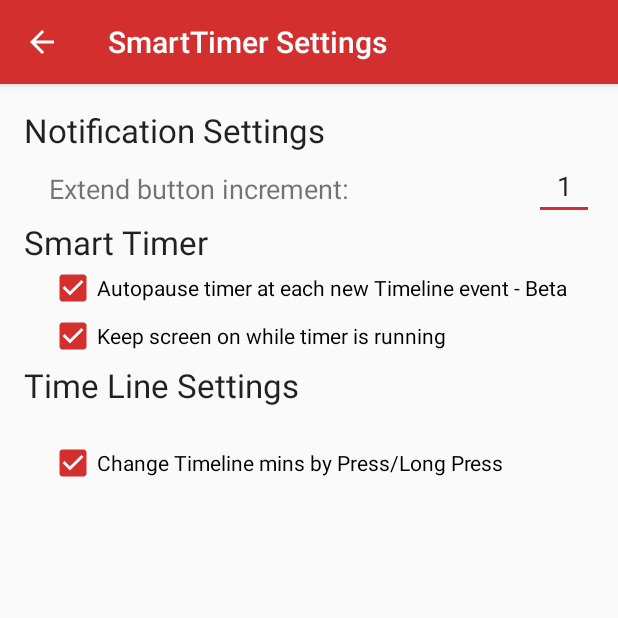
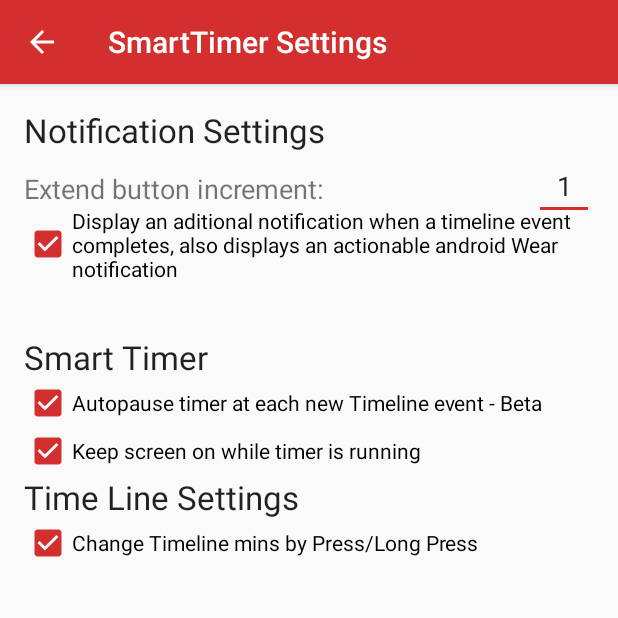
Before and after one commit to soulroyale/Bbq2016Ap, an Android app: the SmartTimer_Settings screen opened directly, with no data from a screen before it, on a phone screen of 412 x 824 dp, the top half of it. Run offline under Robolectric (Android 15) with nearby library versions, the phone set to English and light mode, and no system bars; our stand-ins replace AdMob.

Commit message:
- wear noti fix,

```diff
--- a/mobile/build.gradle
+++ b/mobile/build.gradle
@@ -5,7 +5,7 @@ android {
     buildToolsVersion "23.0.2"
     defaultConfig {
         applicationId "com.jalee.bbqbuddy"
-        minSdkVersion 17
+        minSdkVersion 20
         targetSdkVersion 23
         versionCode 54
         versionName "0.51"
--- a/mobile/src/main/java/com/jalee/bbqbuddy/SmartTimer_Settings.java
+++ b/mobile/src/main/java/com/jalee/bbqbuddy/SmartTimer_Settings.java
@@ -39,7 +39,7 @@ public class SmartTimer_Settings extends AppCompatActivity {
         }
         TextView txtNotiInt = (TextView) findViewById(R.id.txtNotiExtend);
         txtNotiInt.setText(String.valueOf(notiExtend));
-        CheckBox chkscreenon,chkautopause,chktimelineincrease;
+        CheckBox chkextranoti,chkscreenon,chkautopause,chktimelineincrease;
 
 
         chktimelineincrease =(CheckBox)findViewById(R.id.chkTimelineIncrease);
@@ -73,6 +73,16 @@ public class SmartTimer_Settings extends AppCompatActivity {
         } catch(NumberFormatException nfe) {
 
         }
+
+        chkextranoti =(CheckBox)findViewById(R.id.chkExtraNoti);
+        try {
+            if (sharedPreferences.getBoolean("ExtraNotification", true)) {
+                chkextranoti.setChecked(true);
+            } else
+                chkextranoti.setChecked(false);
+        } catch(NumberFormatException nfe) {
+
+        }
     }
 
     public void saveSettings() {
@@ -88,7 +98,7 @@ public class SmartTimer_Settings extends AppCompatActivity {
 
         sharedPreferences.edit().putInt("notiExtendInterval", myNum).apply();
 
-        CheckBox chkscreenon,chkautopause,chktimelineincrease;
+        CheckBox chkextranoti,chkscreenon,chkautopause,chktimelineincrease;
 
 
         chktimelineincrease =(CheckBox)findViewById(R.id.chkTimelineIncrease);
@@ -118,6 +128,15 @@ public class SmartTimer_Settings extends AppCompatActivity {
             SmartTimer_Service.KeepScreenOn = false;
         }
 
+        chkextranoti =(CheckBox)findViewById(R.id.chkExtraNoti);
+        if (chkextranoti.isChecked()) {
+            sharedPreferences.edit().putBoolean("ExtraNotification", true).apply();
+            SmartTimer_Service.ExtraNotification = true;
+        } else {
+            sharedPreferences.edit().putBoolean("ExtraNotification", false).apply();
+            SmartTimer_Service.ExtraNotification = false;
+        }
+
 
     }
 
--- a/mobile/src/main/res/layout/content_smart_timer__settings.xml
+++ b/mobile/src/main/res/layout/content_smart_timer__settings.xml
@@ -60,30 +60,10 @@
                 android:layout_width="wrap_content"
                 android:layout_height="wrap_content"
                 android:textAppearance="?android:attr/textAppearanceLarge"
-                android:text="Time Line Settings"
-                android:id="@+id/txtTimelineHead"
-                android:layout_marginTop="170dp"
-                android:layout_alignParentTop="true"
-                android:layout_alignParentStart="true" />
-
-            <CheckBox
-                android:layout_width="wrap_content"
-                android:layout_height="wrap_content"
-                android:text="Change Timeline mins by Press/Long Press"
-                android:id="@+id/chkTimelineIncrease"
-                android:checked="true"
-                android:layout_marginTop="21dp"
-                android:layout_below="@+id/txtTimelineHead"
-                android:layout_alignStart="@+id/chkScreenOn" />
-
-            <TextView
-                android:layout_width="wrap_content"
-                android:layout_height="wrap_content"
-                android:textAppearance="?android:attr/textAppearanceLarge"
                 android:text="Smart Timer"
                 android:id="@+id/txtTimerSettings"
-                android:layout_below="@+id/txtNotiExtend"
-                android:layout_alignParentStart="true" />
+                android:layout_alignParentStart="true"
+                android:layout_marginTop="151dp" />
 
             <CheckBox
                 android:layout_width="wrap_content"
@@ -92,7 +72,7 @@
                 android:id="@+id/chkAutoPause"
                 android:checked="true"
                 android:layout_below="@+id/txtTimerSettings"
-                android:layout_centerHorizontal="true" />
+                android:layout_alignParentLeft="true" />
 
             <CheckBox
                 android:layout_width="wrap_content"
@@ -101,9 +81,38 @@
                 android:id="@+id/chkScreenOn"
                 android:checked="true"
                 android:layout_below="@+id/chkAutoPause"
-                android:layout_alignStart="@+id/chkAutoPause" />
+                android:layout_alignParentLeft="true" />
+
+            <TextView
+                android:layout_width="wrap_content"
+                android:layout_height="wrap_content"
+                android:textAppearance="?android:attr/textAppearanceLarge"
+                android:text="Time Line Settings"
+                android:id="@+id/txtTimelineHead"
+                android:layout_alignParentStart="true"
+                android:layout_below="@+id/chkScreenOn"
+                android:layout_alignParentLeft="true" />
+
+            <CheckBox
+                android:layout_width="wrap_content"
+                android:layout_height="wrap_content"
+                android:text="Change Timeline mins by Press/Long Press"
+                android:id="@+id/chkTimelineIncrease"
+                android:checked="true"
+                android:layout_below="@+id/txtTimelineHead"
+                android:layout_alignParentLeft="true" />
+
+            <CheckBox
+                android:layout_width="wrap_content"
+                android:layout_height="wrap_content"
+                android:text="Display an aditional notification when a timeline event completes, also displays an actionable android Wear notification"
+                android:id="@+id/chkExtraNoti"
+                android:checked="true"
+                android:layout_marginTop="65dp"
+                android:layout_centerHorizontal="true" />
 
         </RelativeLayout>
     </ScrollView>
 
+
 </RelativeLayout>
```
Also changed, not shown: mobile/src/main/java/com/jalee/bbqbuddy/SmartTimer_Service.java (+25 -2 lines).
